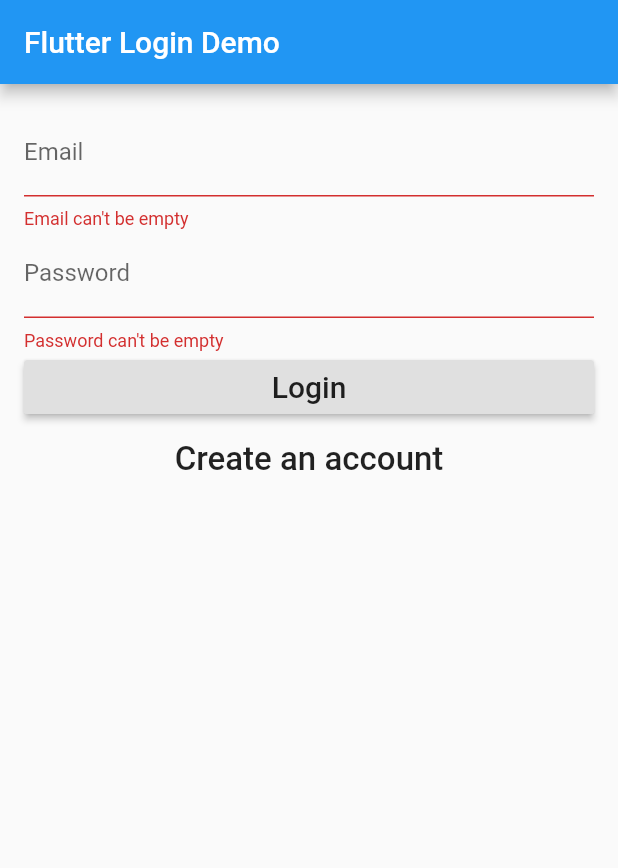
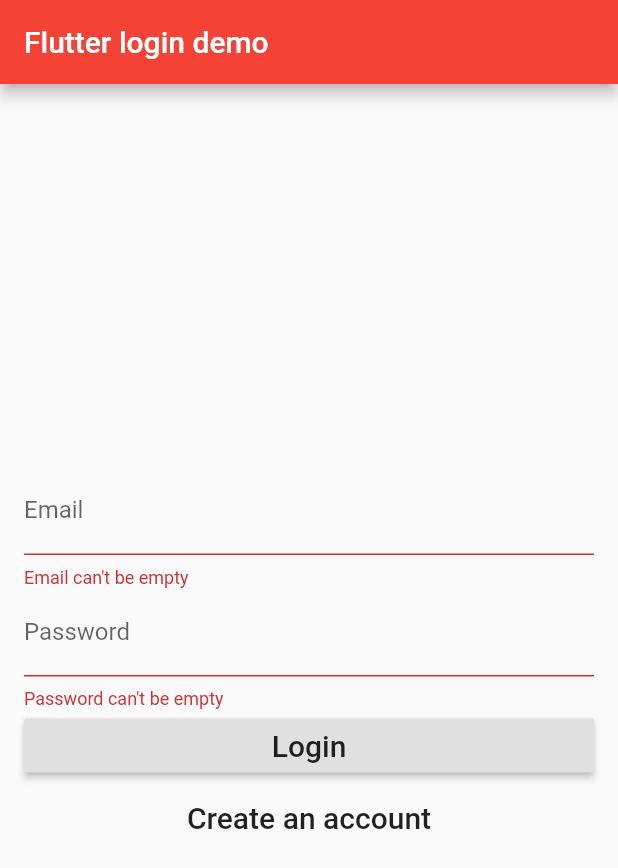
Before and after one commit to vitormsiqueira/login_demo, a Flutter app: the screen it shows after launch, after a tap on "Login", on a phone screen of 412 x 824 dp. Shown: the top 868 px of the screen. Run offline on Flutter 3.47's test engine with Material 2 defaults, Android fonts, the phone set to English and light mode, and no system bars; our stand-ins replace firebase_auth; accounts and stored records are empty.

Commit message:
All works

```diff
--- /dev/null
+++ b/lib/auth_provider.dart
@@ -0,0 +1,14 @@
+import 'package:flutter/material.dart';
+import 'package:login_demo/authentication.dart';
+
+class AuthProvider extends InheritedWidget {
+  const AuthProvider({Key key, Widget child, this.auth}) : super(key: key, child: child);
+  final BaseAuth auth;
+
+  @override
+  bool updateShouldNotify(InheritedWidget oldWidget) => true;
+
+  static AuthProvider of(BuildContext context) {
+    return context.inheritFromWidgetOfExactType(AuthProvider);
+  }
+}
--- a/lib/authentication.dart
+++ b/lib/authentication.dart
@@ -17,19 +17,21 @@ class Auth implements BaseAuth{
   //
   final FirebaseAuth _firebaseAuth = FirebaseAuth.instance;
 
+  @override
   Future<String> signInWithEmailAndPassword(String email, String password) async{
     FirebaseUser user = (await _firebaseAuth.signInWithEmailAndPassword(email: email, password: password)).user;
-    return user.uid;
+    return user != null ? user.uid : null;
   }
 
+  @override
   Future<String> createUserWithEmailAndPassword(String email, String password) async{
     FirebaseUser user = (await _firebaseAuth.createUserWithEmailAndPassword(email: email, password: password)).user;
-    return user.uid;
+    return user != null ? user.uid : null;
   }
 
-  Future<String> currentUser() async{
+  Future<String> currentUser() async {
     FirebaseUser user = await _firebaseAuth.currentUser();
-    return user.uid;
+    return user != null ? user.uid : null;
   }
 
   Future<void> signedOut() async{
--- a/lib/home_page.dart
+++ b/lib/home_page.dart
@@ -1,18 +1,21 @@
 import 'package:flutter/material.dart';
 import 'package:login_demo/authentication.dart';
+import 'package:login_demo/auth_provider.dart';
+
 
 class HomePage extends StatelessWidget {
 
-  final BaseAuth auth;
   final VoidCallback onSignedOut;
 
-  HomePage({this.auth, this.onSignedOut});
+  HomePage({this.onSignedOut});
 
-  void _signedOut() async{
+  void _signedOut(BuildContext context) async{
     try {
+      final BaseAuth auth = AuthProvider.of(context).auth;
       await auth.signedOut(); // chamamos a função deslogar
+      onSignedOut();
     } catch (e) {
-      print(e);
+      print('errooooo $e');
     }
   }
 
@@ -23,7 +26,7 @@ class HomePage extends StatelessWidget {
         title: Text("Bem-vindo"),
         actions: <Widget>[
           FlatButton(
-            onPressed: _signedOut,
+            onPressed: () => _signedOut(context),
             child: Text(
               "Logout",
               style: TextStyle(
--- a/lib/login_page.dart
+++ b/lib/login_page.dart
@@ -1,69 +1,75 @@
 import 'package:flutter/material.dart';
-import 'package:firebase_auth/firebase_auth.dart';
-import 'authentication.dart';
+import 'package:login_demo/authentication.dart';
+import 'package:login_demo/auth_provider.dart';
+
+class EmailFieldValidator {
+  static String validate(String value) {
+    return value.isEmpty ? 'Email can\'t be empty' : null;
+  }
+}
+
+class PasswordFieldValidator {
+  static String validate(String value) {
+    return value.isEmpty ? 'Password can\'t be empty' : null;
+  }
+}
 
 class LoginPage extends StatefulWidget {
-  LoginPage({this.auth, this.onSignedIn});
-  final BaseAuth auth;
+  const LoginPage({this.onSignedIn});
   final VoidCallback onSignedIn;
 
   @override
-  _LoginPageState createState() => _LoginPageState();
+  State<StatefulWidget> createState() => _LoginPageState();
 }
 
-enum FormType{
+enum FormType {
   login,
   register,
 }
 
 class _LoginPageState extends State<LoginPage> {
-
-  final formKey = new GlobalKey<FormState>();
+  final GlobalKey<FormState> formKey = GlobalKey<FormState>();
 
   String _email;
   String _password;
   FormType _formType = FormType.login;
 
-  bool validateAndSave(){
-    final form = formKey.currentState;
-    if (form.validate()){
-      form.save(); // aqui salvamos os valores que recebemos no form
-      print("Form is valid. Email: $_email, password: $_password");
+  bool validateAndSave() {
+    final FormState form = formKey.currentState;
+    if (form.validate()) {
+      form.save();
       return true;
-    } else {
-      print("Form is invalid. Email: $_email, password: $_password");
-      return false;
     }
+    return false;
   }
 
-  void validateAndSubmit() async {
-    if (validateAndSave()){
+  Future<void> validateAndSubmit() async {
+    if (validateAndSave()) {
       try {
-        if (_formType == FormType.login){
-          String userId = (await widget.auth.signInWithEmailAndPassword(_email, _password));
-          // FirebaseUser user = (await FirebaseAuth.instance.signInWithEmailAndPassword(email: _email, password: _password)).user;
-          print('Sign in: $userId');
+        final BaseAuth auth = AuthProvider.of(context).auth;
+        if (_formType == FormType.login) {
+          final String userId = await auth.signInWithEmailAndPassword(_email, _password);
+          print('Signed in: $userId');
         } else {
-          String userId = (await widget.auth.createUserWithEmailAndPassword(_email, _password));
+          final String userId = await auth.createUserWithEmailAndPassword(_email, _password);
           print('Registered user: $userId');
         }
         widget.onSignedIn();
       } catch (e) {
-        print('error: $e');
+        print('Error: $e');
       }
-
     }
   }
 
-  void moveToRegister(){
-    formKey.currentState.reset(); // this function reset the values in textfilds
+  void moveToRegister() {
+    formKey.currentState.reset();
     setState(() {
       _formType = FormType.register;
     });
   }
 
-  void moveToLogin(){
-    formKey.currentState.reset(); // this function reset the values in textfilds
+  void moveToLogin() {
+    formKey.currentState.reset();
     setState(() {
       _formType = FormType.login;
     });
@@ -73,13 +79,14 @@ class _LoginPageState extends State<LoginPage> {
   Widget build(BuildContext context) {
     return Scaffold(
       appBar: AppBar(
-        title: Text("Flutter Login Demo"),
+        title: Text('Flutter login demo'),
       ),
       body: Container(
         padding: EdgeInsets.all(16.0),
         child: Form(
           key: formKey,
           child: Column(
+            mainAxisAlignment: MainAxisAlignment.center,
             crossAxisAlignment: CrossAxisAlignment.stretch,
             children: buildInputs() + buildSubmitButtons(),
           ),
@@ -88,69 +95,48 @@ class _LoginPageState extends State<LoginPage> {
     );
   }
 
-  List<Widget> buildInputs(){
-    return [
+  List<Widget> buildInputs() {
+    return <Widget>[
       TextFormField(
+        key: Key('email'),
         decoration: InputDecoration(labelText: 'Email'),
-        validator: (value) => value.isEmpty ? 'Email can\'t be empty' : null,
-        onSaved: (value) => _email = value,
+        validator: EmailFieldValidator.validate,
+        onSaved: (String value) => _email = value,
       ),
       TextFormField(
+        key: Key('password'),
         decoration: InputDecoration(labelText: 'Password'),
-        validator: (value) => value.isEmpty ? 'Password can\'t be empty' : null,
-        onSaved: (value) => _password = value,
         obscureText: true,
+        validator: PasswordFieldValidator.validate,
+        onSaved: (String value) => _password = value,
       ),
     ];
   }
 
-  List<Widget> buildSubmitButtons(){
-    if (_formType == FormType.login){
-      return [
+  List<Widget> buildSubmitButtons() {
+    if (_formType == FormType.login) {
+      return <Widget>[
         RaisedButton(
-          child: Text(
-            "Login",
-            style:
-            TextStyle(
-              fontSize: 20.0
-            ),
-          ),
+          key: Key('signIn'),
+          child: Text('Login', style: TextStyle(fontSize: 20.0)),
           onPressed: validateAndSubmit,
         ),
         FlatButton(
-          child: Text("Create an account",
-            style: TextStyle(
-              fontSize: 22.0,
-            ),
-          ),
+          child: Text('Create an account', style: TextStyle(fontSize: 20.0)),
           onPressed: moveToRegister,
         ),
       ];
     } else {
-      return [
-        TextFormField(
-          decoration: InputDecoration(labelText: 'Name'),
-        ),
+      return <Widget>[
         RaisedButton(
-          child: Text(
-            "Create an account",
-            style:
-            TextStyle(
-              fontSize: 20.0
-            ),
-          ),
+          child: Text('Create an account', style: TextStyle(fontSize: 20.0)),
           onPressed: validateAndSubmit,
         ),
         FlatButton(
-          child: Text("Have an account? Login",
-            style: TextStyle(
-              fontSize: 22.0,
-            ),
-          ),
+          child: Text('Have an account? Login', style: TextStyle(fontSize: 20.0)),
           onPressed: moveToLogin,
         ),
       ];
     }
   }
-
 }
--- a/lib/main.dart
+++ b/lib/main.dart
@@ -1,21 +1,24 @@
 
 import 'package:flutter/material.dart';
-import 'authentication.dart';
-import 'login_page.dart';
-import 'root_page.dart';
-void main() => runApp(new MyApp());
+import 'package:login_demo/authentication.dart';
+import 'package:login_demo/auth_provider.dart';
+import 'package:login_demo/root_page.dart';
+
+void main() => runApp(MyApp());
 
 class MyApp extends StatelessWidget {
-  // This widget is the root of your application.
   @override
   Widget build(BuildContext context) {
-    return new MaterialApp(
-      title: 'Flutter Login',
-      debugShowCheckedModeBanner: false,
-      theme: new ThemeData(
-        primarySwatch: Colors.blue,
+    return AuthProvider(
+      auth: Auth(),
+      child: MaterialApp(
+        debugShowCheckedModeBanner: false,
+        title: 'Flutter login demo',
+        theme: ThemeData(
+          primarySwatch: Colors.red,
+        ),
+        home: RootPage(),
       ),
-      home: RootPage(auth: Auth())
     );
   }
 }
--- a/lib/root_page.dart
+++ b/lib/root_page.dart
@@ -1,44 +1,41 @@
 import 'package:flutter/material.dart';
+import 'package:login_demo/authentication.dart';
 import 'package:login_demo/home_page.dart';
-import 'login_page.dart';
-import 'authentication.dart';
-import 'login_page.dart';
-import 'login_page.dart';
+import 'package:login_demo/login_page.dart';
+import 'package:login_demo/auth_provider.dart';
 
 class RootPage extends StatefulWidget {
-  final BaseAuth auth;
-  RootPage({this.auth});
-
   @override
-  _RootPageState createState() => _RootPageState();
+  State<StatefulWidget> createState() => _RootPageState();
 }
 
-enum AuthStatus{
+enum AuthStatus {
+  notDetermined,
   notSignedIn,
-  signdIn
+  signedIn,
 }
 
 class _RootPageState extends State<RootPage> {
-
-  AuthStatus authStatus = AuthStatus.notSignedIn;
+  AuthStatus authStatus = AuthStatus.notDetermined;
 
   @override
-  void initState() {
-    super.initState();
-    widget.auth.currentUser().then((userId){
+  void didChangeDependencies() {
+    super.didChangeDependencies();
+    final BaseAuth auth = AuthProvider.of(context).auth;
+    auth.currentUser().then((String userId) {
       setState(() {
-        authStatus = userId == null ? AuthStatus.notSignedIn : AuthStatus.signdIn;
+        authStatus = userId == null ? AuthStatus.notSignedIn : AuthStatus.signedIn;
       });
     });
   }
 
-  void _signedIn(){
+  void _signedIn() {
     setState(() {
-      authStatus = AuthStatus.signdIn;
+      authStatus = AuthStatus.signedIn;
     });
   }
 
-  void _signedOut(){
+  void _signedOut() {
     setState(() {
       authStatus = AuthStatus.notSignedIn;
     });
@@ -47,16 +44,26 @@ class _RootPageState extends State<RootPage> {
   @override
   Widget build(BuildContext context) {
     switch (authStatus) {
+      case AuthStatus.notDetermined:
+        return _buildWaitingScreen();
       case AuthStatus.notSignedIn:
-        return new LoginPage(
-        auth: widget.auth,
-        onSignedIn: _signedIn,
-      );
-      case AuthStatus.signdIn:
-        return new HomePage(
-          auth: widget.auth,
+        return LoginPage(
+          onSignedIn: _signedIn,
+        );
+      case AuthStatus.signedIn:
+        return HomePage(
           onSignedOut: _signedOut,
         );
     }
+    return null;
+  }
+
+  Widget _buildWaitingScreen() {
+    return Scaffold(
+      body: Container(
+        alignment: Alignment.center,
+        child: CircularProgressIndicator(),
+      ),
+    );
   }
 }
```
Also changed, not shown: 3 other files.
